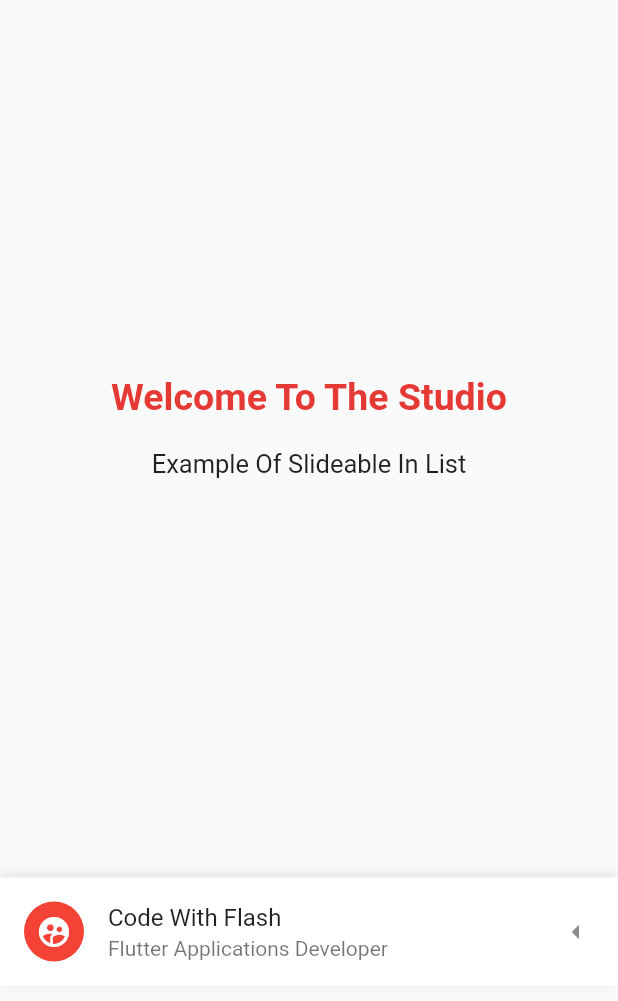
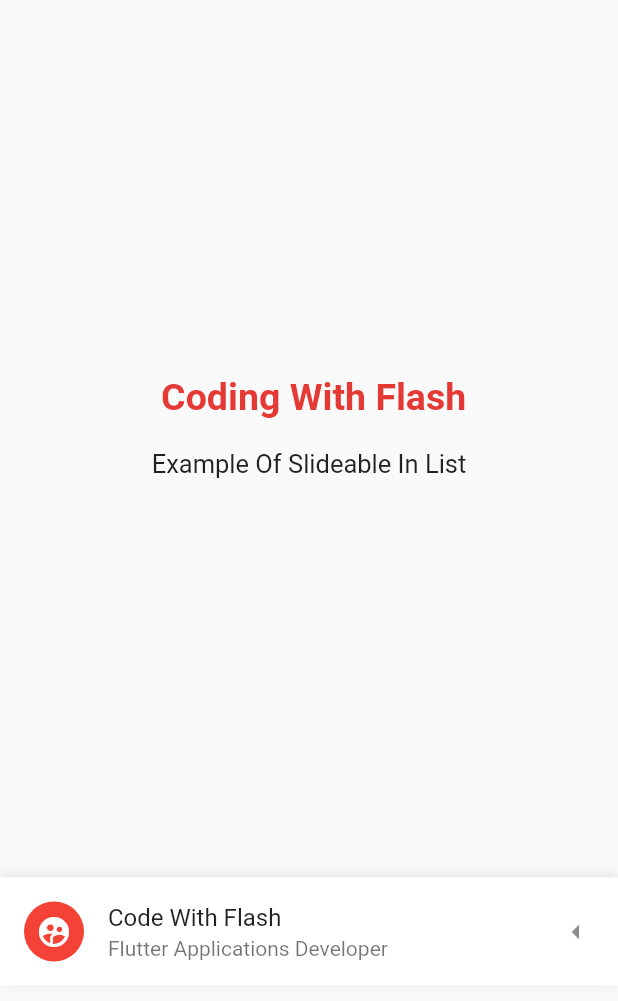
Before and after one commit to vaidehi2701/flutter_slideable, a Flutter app: the screen it shows after launch, on a phone screen of 412 x 824 dp. Shown: the top 1001 px of the screen. Run offline on Flutter 3.47's test engine with Material 2 defaults, Android fonts, the phone set to English and light mode, and no system bars; drawn by our look-alikes of flutter_slidable.

Commit message:
minor changes

```diff
--- a/lib/main.dart
+++ b/lib/main.dart
@@ -20,7 +20,7 @@ class MyApp extends StatelessWidget {
                             padding: const EdgeInsets.only(top: 250),
                             child: Column(
                               children: <Widget>[
-                                Text('Welcome To The Studio',
+                                Text(' Coding With Flash',
                                 style: TextStyle(
                                   fontSize: 25,
                                   color: Colors.red[600],
@@ -61,7 +61,6 @@ class ProfileBanner extends StatelessWidget {
               color: Colors.grey[300], blurRadius: 6, offset: Offset(0, -2))
         ]),
         child: ListTile(
-
           leading: CircleAvatar(
             backgroundColor: Colors.red,
             child: Icon(
```
